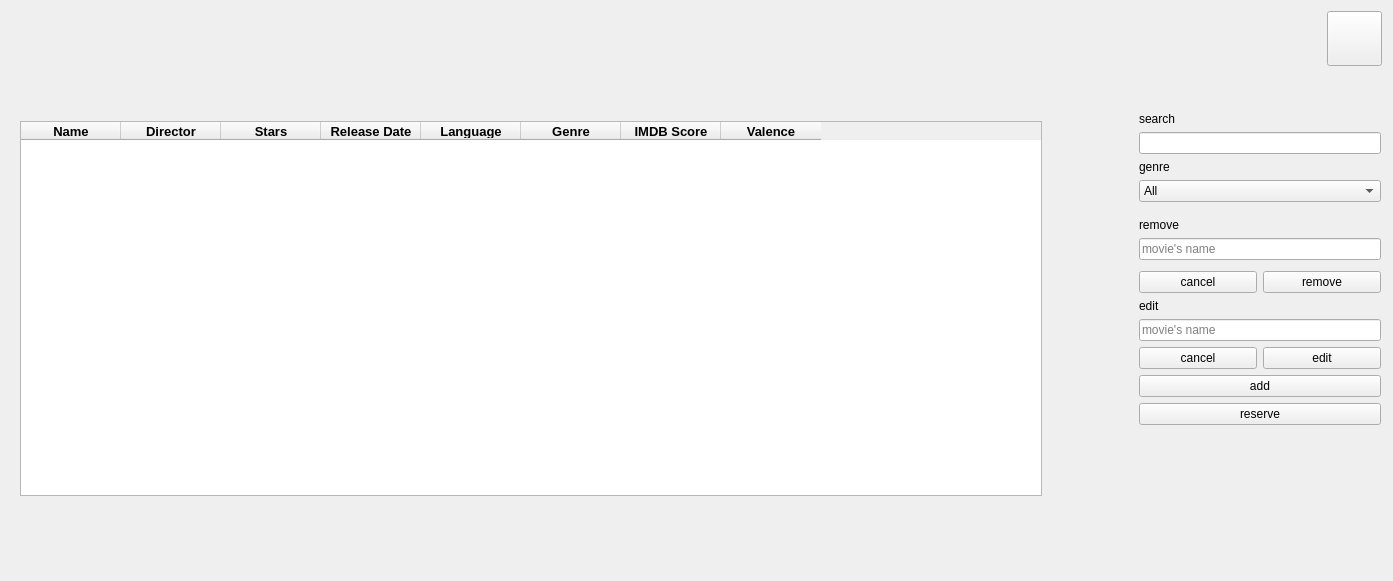
Old version of the form home.ui in the repository EotDc35F/project.
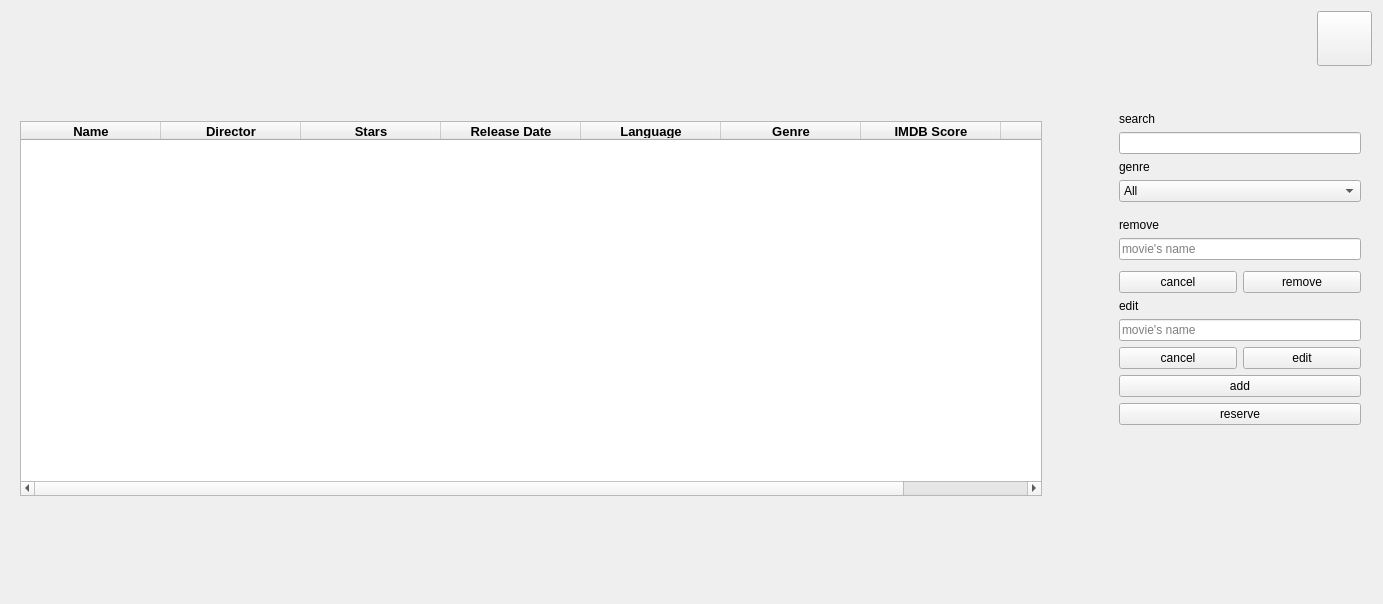
New version of the form. Icons and pictures are not drawn.

What changed in the file:
```diff
--- a/home.ui
+++ b/home.ui
@@ -6,8 +6,8 @@
    <rect>
     <x>0</x>
     <y>0</y>
-    <width>1393</width>
-    <height>581</height>
+    <width>1383</width>
+    <height>604</height>
    </rect>
   </property>
   <property name="sizePolicy">
@@ -133,6 +133,7 @@
             <pointsize>10</pointsize>
             <weight>50</weight>
             <bold>false</bold>
+            <stylestrategy>PreferAntialias</stylestrategy>
             <kerning>true</kerning>
            </font>
           </property>
@@ -148,6 +149,12 @@
           <property name="autoFillBackground">
            <bool>false</bool>
           </property>
+          <property name="styleSheet">
+           <string notr="true">text-align: center; </string>
+          </property>
+          <property name="inputMethodHints">
+           <set>Qt::ImhNone</set>
+          </property>
           <property name="frameShadow">
            <enum>QFrame::Sunken</enum>
           </property>
@@ -172,17 +179,26 @@
           <property name="sortingEnabled">
            <bool>true</bool>
           </property>
+          <property name="wordWrap">
+           <bool>true</bool>
+          </property>
+          <property name="cornerButtonEnabled">
+           <bool>true</bool>
+          </property>
           <attribute name="horizontalHeaderCascadingSectionResizes">
            <bool>true</bool>
           </attribute>
           <attribute name="horizontalHeaderMinimumSectionSize">
            <number>46</number>
           </attribute>
+          <attribute name="horizontalHeaderDefaultSectionSize">
+           <number>140</number>
+          </attribute>
           <attribute name="horizontalHeaderHighlightSections">
            <bool>false</bool>
           </attribute>
           <attribute name="horizontalHeaderShowSortIndicator" stdset="0">
-           <bool>false</bool>
+           <bool>true</bool>
           </attribute>
           <attribute name="horizontalHeaderStretchLastSection">
            <bool>false</bool>
@@ -194,7 +210,7 @@
            <number>37</number>
           </attribute>
           <attribute name="verticalHeaderDefaultSectionSize">
-           <number>37</number>
+           <number>100</number>
           </attribute>
           <attribute name="verticalHeaderHighlightSections">
            <bool>false</bool>
@@ -311,7 +327,7 @@
        </property>
        <property name="sizeHint" stdset="0">
         <size>
-         <width>80</width>
+         <width>60</width>
          <height>20</height>
         </size>
        </property>
@@ -627,6 +643,22 @@
        </layout>
       </widget>
      </item>
+     <item>
+      <spacer name="horizontalSpacer_3">
+       <property name="orientation">
+        <enum>Qt::Horizontal</enum>
+       </property>
+       <property name="sizeType">
+        <enum>QSizePolicy::Fixed</enum>
+       </property>
+       <property name="sizeHint" stdset="0">
+        <size>
+         <width>10</width>
+         <height>20</height>
+        </size>
+       </property>
+      </spacer>
+     </item>
     </layout>
    </item>
    <item>
```
Left out of the diff: 9 changed lines with no effect on the pictures.
